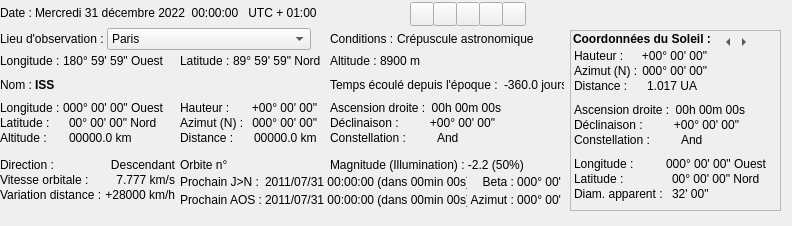
Above: src/interface/onglets/general/general.ui from mconsidine/previsat_archive before the change. Below: the same form after it.
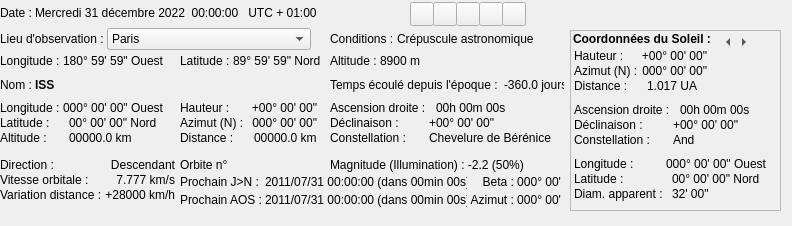
That is the form after the change. The open tabs and pages were chosen to show the change. Icons and pictures are not drawn.

Commit message: Redimensionnement de certains labels

```diff
--- a/src/interface/onglets/general/general.ui
+++ b/src/interface/onglets/general/general.ui
@@ -359,7 +359,7 @@
       <rect>
        <x>3</x>
        <y>72</y>
-       <width>182</width>
+       <width>201</width>
        <height>52</height>
       </rect>
      </property>
@@ -427,10 +427,10 @@
          <string notr="true">00h 00m 00s</string>
         </property>
         <property name="alignment">
-         <set>Qt::AlignRight|Qt::AlignTrailing|Qt::AlignVCenter</set>
+         <set>Qt::AlignmentFlag::AlignLeading|Qt::AlignmentFlag::AlignLeft|Qt::AlignmentFlag::AlignVCenter</set>
         </property>
         <property name="indent">
-         <number>2</number>
+         <number>7</number>
         </property>
        </widget>
       </item>
@@ -446,10 +446,10 @@
          <string notr="true">+00° 00' 00&quot;</string>
         </property>
         <property name="alignment">
-         <set>Qt::AlignRight|Qt::AlignTrailing|Qt::AlignVCenter</set>
+         <set>Qt::AlignmentFlag::AlignLeading|Qt::AlignmentFlag::AlignLeft|Qt::AlignmentFlag::AlignVCenter</set>
         </property>
         <property name="indent">
-         <number>8</number>
+         <number>0</number>
         </property>
        </widget>
       </item>
@@ -465,7 +465,7 @@
          <string notr="true">And</string>
         </property>
         <property name="indent">
-         <number>8</number>
+         <number>0</number>
         </property>
        </widget>
       </item>
@@ -1903,7 +1903,7 @@
      <rect>
       <x>330</x>
       <y>30</y>
-      <width>170</width>
+      <width>241</width>
       <height>52</height>
      </rect>
     </property>
@@ -1971,10 +1971,10 @@
         <string notr="true">00h 00m 00s</string>
        </property>
        <property name="alignment">
-        <set>Qt::AlignRight|Qt::AlignTrailing|Qt::AlignVCenter</set>
+        <set>Qt::AlignmentFlag::AlignLeading|Qt::AlignmentFlag::AlignLeft|Qt::AlignmentFlag::AlignVCenter</set>
        </property>
        <property name="indent">
-        <number>2</number>
+        <number>7</number>
        </property>
       </widget>
      </item>
@@ -1990,10 +1990,7 @@
         <string notr="true">+00° 00' 00&quot;</string>
        </property>
        <property name="alignment">
-        <set>Qt::AlignRight|Qt::AlignTrailing|Qt::AlignVCenter</set>
-       </property>
-       <property name="indent">
-        <number>8</number>
+        <set>Qt::AlignmentFlag::AlignLeading|Qt::AlignmentFlag::AlignLeft|Qt::AlignmentFlag::AlignVCenter</set>
        </property>
       </widget>
      </item>
@@ -2006,10 +2003,10 @@
         <bool>true</bool>
        </property>
        <property name="text">
-        <string notr="true">And</string>
+        <string notr="true">Chevelure de Bérénice</string>
        </property>
        <property name="indent">
-        <number>8</number>
+        <number>0</number>
        </property>
       </widget>
      </item>
```
Left out of the diff: 135 changed lines with no effect on the pictures. The commit also changes 6 other files.
